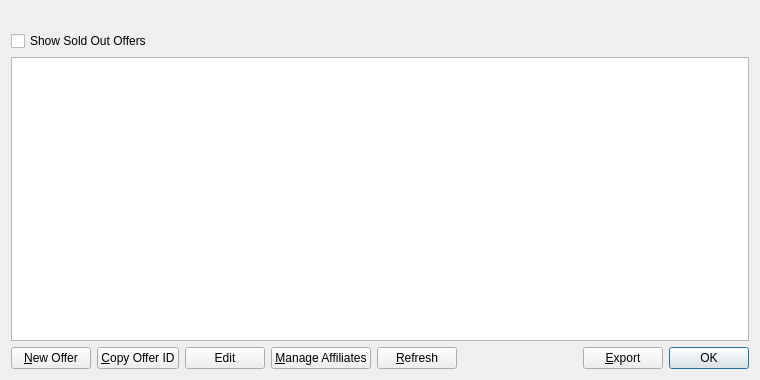
Before: the Qt Designer form src/qt/forms/myofferlistpage.ui in willyko/syscoin2, drawn with Qt 5.
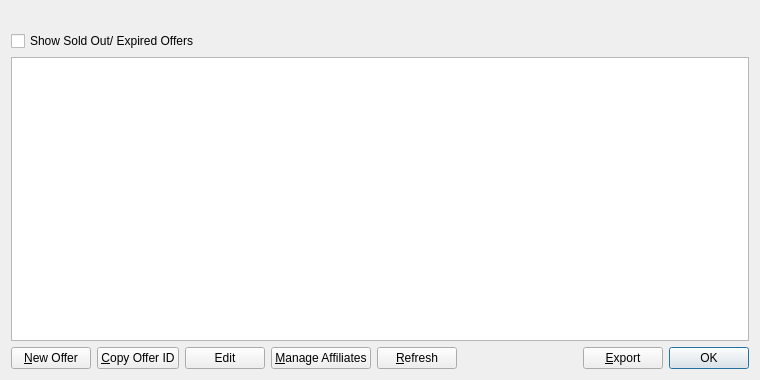
After: the same form once the commit is applied.

```diff
--- a/src/qt/forms/myofferlistpage.ui
+++ b/src/qt/forms/myofferlistpage.ui
@@ -27,7 +27,7 @@
    <item>
     <widget class="QCheckBox" name="soldOutCheck">
      <property name="text">
-      <string>Show Sold Out Offers</string>
+      <string>Show Sold Out/ Expired Offers</string>
      </property>
     </widget>
    </item>
```
